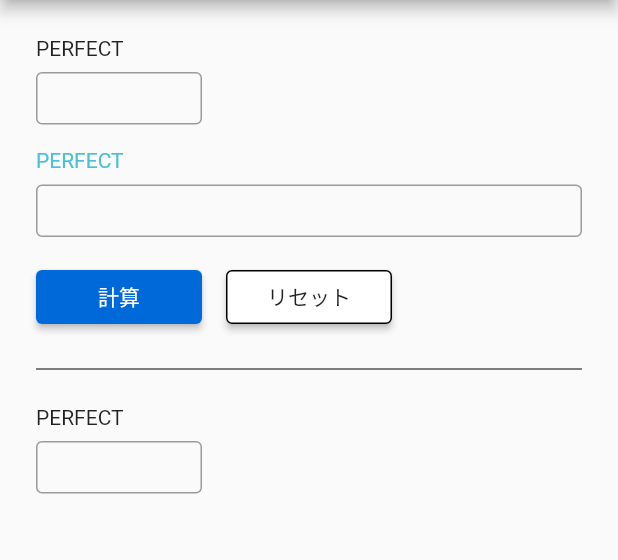
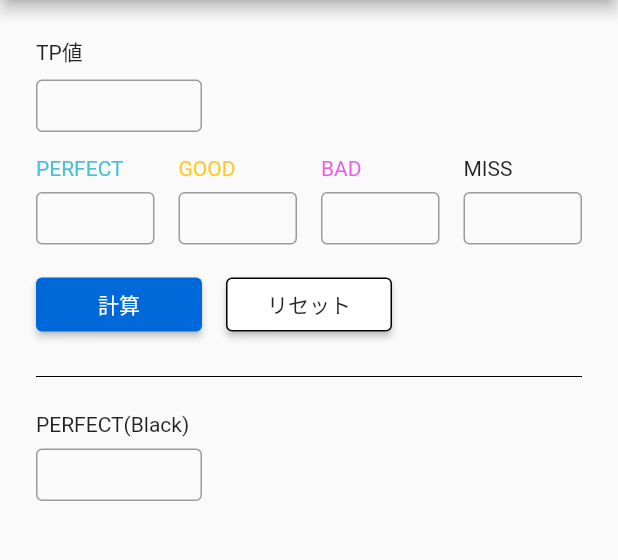
Before and after one commit to K-shir0/tp-calculate-app, a Flutter app: the screen it shows after launch, on a phone screen of 412 x 824 dp, the part 84-644 px from its top. Run offline on Flutter 3.47's test engine with Material 2 defaults, Android fonts, the phone set to English and light mode, and no system bars; our stand-ins replace flutter_hooks, freezed_annotation, hooks_riverpod; missing offline and left inert: dart:ffi; generated files the repository leaves out were written again.

Commit message:
feat: 各値を追加

```diff
--- a/lib/screens/home/home.dart
+++ b/lib/screens/home/home.dart
@@ -44,7 +44,7 @@ class CalculateForm extends HookWidget {
                   padding:
                       const EdgeInsets.only(left: 8.0, right: 8.0, bottom: 8.0),
                   child: CalculateTextField(
-                    label: "PERFECT",
+                    label: "TP値",
                   ),
                 ),
               ),
@@ -63,6 +63,38 @@ class CalculateForm extends HookWidget {
                   child: CalculateTextField(
                     label: "PERFECT",
                     labelColor: Palette.perfect,
+                    inputFormatter: valueTextFormatter,
+                  ),
+                ),
+              ),
+              Expanded(
+                child: Padding(
+                  padding:
+                      const EdgeInsets.only(left: 8.0, right: 8.0, bottom: 8.0),
+                  child: CalculateTextField(
+                    label: "GOOD",
+                    labelColor: Palette.good,
+                    inputFormatter: valueTextFormatter,
+                  ),
+                ),
+              ),
+              Expanded(
+                child: Padding(
+                  padding:
+                      const EdgeInsets.only(left: 8.0, right: 8.0, bottom: 8.0),
+                  child: CalculateTextField(
+                    label: "BAD",
+                    labelColor: Palette.bad,
+                    inputFormatter: valueTextFormatter,
+                  ),
+                ),
+              ),
+              Expanded(
+                child: Padding(
+                  padding:
+                      const EdgeInsets.only(left: 8.0, right: 8.0, bottom: 8.0),
+                  child: CalculateTextField(
+                    label: "MISS",
                     inputFormatter: valueTextFormatter,
                   ),
                 ),
@@ -125,7 +157,7 @@ class CalculateForm extends HookWidget {
                 child: Padding(
                   padding: const EdgeInsets.only(left: 8.0, right: 8.0),
                   child: CalculateTextField(
-                    label: "PERFECT",
+                    label: "PERFECT(Black)",
                   ),
                 ),
               ),
```
Also changed, not shown: 2 other files.
